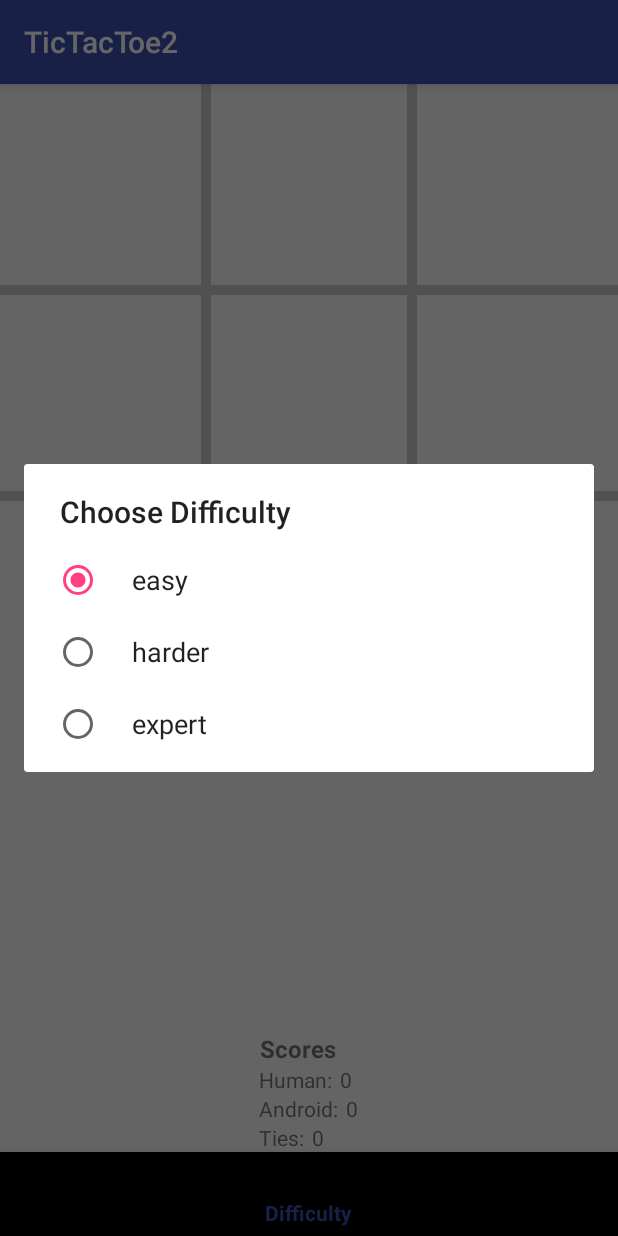
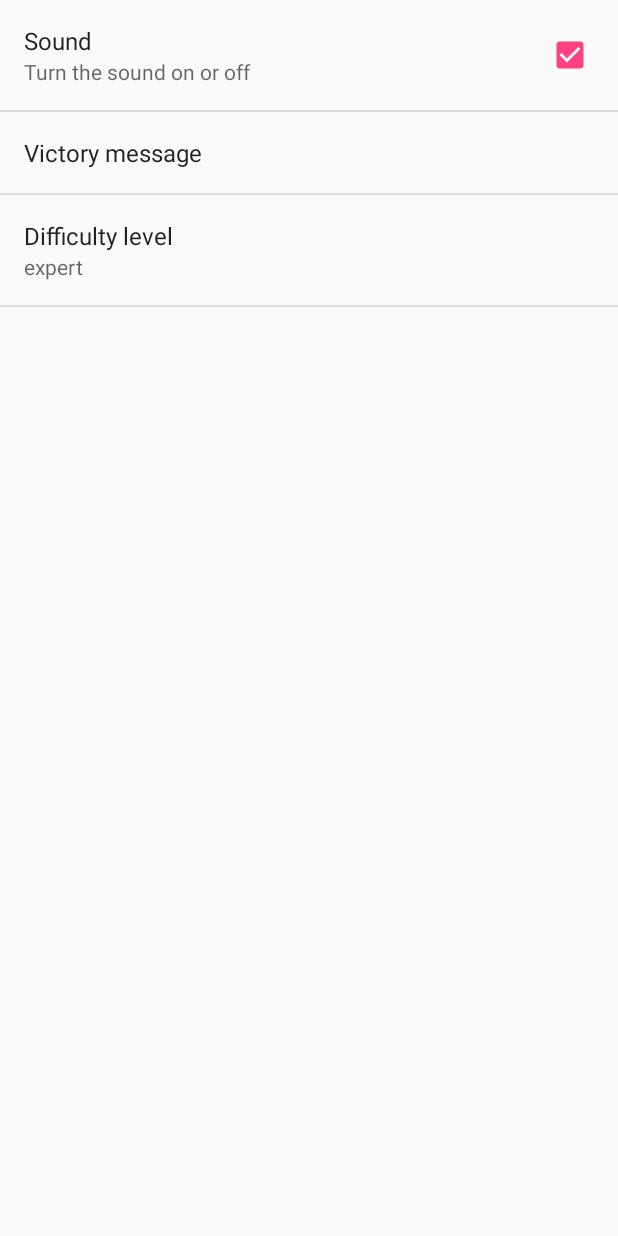
Before and after one commit to joaortizro/TicTacToe, an Android app: the screen it shows after launch (MainActivity before the commit, Settings after it), item 2 of the bottom bar chosen, on a phone screen of 412 x 824 dp. Run offline under Robolectric (Android 15) with nearby library versions, the phone set to English and light mode, and no system bars.

Commit message:
Settings for android
	Folloing the tutorial 6 from McCown at Harding University
	Reported-by: Jonas
	Signed-off-by: Jonathan Ortiz <joaortizro@unal.edu.co>

```diff
--- a/app/src/main/AndroidManifest.xml
+++ b/app/src/main/AndroidManifest.xml
@@ -16,6 +16,7 @@
                 <category android:name="android.intent.category.LAUNCHER" />
             </intent-filter>
         </activity>
+        <activity android:name=".Settings" android:label="Settings"></activity>
     </application>
 
 </manifest>
--- a/app/src/main/java/com/example/jonas/tictactoe/MainActivity.java
+++ b/app/src/main/java/com/example/jonas/tictactoe/MainActivity.java
@@ -4,6 +4,7 @@ import android.app.Activity;
 import android.app.Dialog;
 import android.content.Context;
 import android.content.DialogInterface;
+import android.content.Intent;
 import android.content.SharedPreferences;
 import android.graphics.Color;
 import android.media.AudioManager;
@@ -27,6 +28,7 @@ import android.view.View;
 import android.widget.Button;
 import android.widget.TextView;
 import android.widget.Toast;
+import 	android.preference.PreferenceManager;
 
 import java.lang.reflect.Array;
 import java.util.Arrays;
@@ -37,7 +39,6 @@ public class MainActivity extends AppCompatActivity {
     private TicTacToeConsole mGame;
     public enum DifficultyLevel {Easy, Harder, Expert};
     private DifficultyLevel mDifficultyLevel = DifficultyLevel.Expert;
-    static final int DIALOG_DIFFICULTY_ID = 0;
     static final int DIALOG_QUIT_ID = 1;
     private BoardView mBoardView;
     private boolean mGameOver = false;
@@ -70,6 +71,18 @@ public class MainActivity extends AppCompatActivity {
         }
     }
 
+    public void setSettings(){
+        mPrefs = PreferenceManager.getDefaultSharedPreferences(this);
+        mSoundOn = mPrefs.getBoolean("sound", true);
+        String difficultyLevel = mPrefs.getString("difficutly_level",
+                getResources().getString(R.string.difficutly_harder));
+/*        if (difficultyLevel.equals(getResources().getString(R.string.difficulty_easy)))
+            mGame.setDifficultyLevel(TicTacToeGame.DifficultyLevel.Easy);
+        else if (difficultyLevel.equals(getResources().getString(R.string.difficulty_harder)))
+            mGame.setDifficultyLevel(TicTacToeGame.DifficultyLevel.Harder);
+        else
+            mGame.setDifficultyLevel(TicTacToeGame.DifficultyLevel.Expert);*/
+    }
     @Override
     public void onCreate(@Nullable Bundle savedInstanceState) {
       super.onCreate(savedInstanceState);
@@ -77,14 +90,15 @@ public class MainActivity extends AppCompatActivity {
         setContentView(R.layout.activity_main);
         mGame = new TicTacToeConsole();
         setAudio();
-        //mSoundOn = mPrefs.getBoolean("sound", true);
         mBoardView = (BoardView) findViewById(R.id.board);
         mBoardView.setGame(mGame);
         mBoardView.setOnTouchListener(mTouchListener);
         builder= new AlertDialog.Builder(MainActivity.this);
         dialog=builder.create();
+        setSettings();
         startNewGame();
     }
+
     protected void onRestoreInstanceState(Bundle savedInstanceState) {
         super.onRestoreInstanceState(savedInstanceState);
         //Log.d(TAG, "Restore Score"+ Arrays.toString(savedInstanceState.getIntArray("mScores")));
@@ -185,8 +199,8 @@ public class MainActivity extends AppCompatActivity {
                     case R.id.new_game:
                         startNewGame();
                         break;
-                    case R.id.ai_difficulty:
-                        showDialog(DIALOG_DIFFICULTY_ID);
+                    case R.id.settings:
+                        startActivityForResult(new Intent(MainActivity.this,Settings.class),0);
                         break;
                     case R.id.quit:
                         showDialog(DIALOG_QUIT_ID);
@@ -197,7 +211,16 @@ public class MainActivity extends AppCompatActivity {
         });
         return true;
     }
-    protected Dialog onCreateDialog(int id) {
+    @Override
+    protected void onActivityResult(int requestCode, int resultCode, Intent data) {
+        if (requestCode == RESULT_CANCELED) {
+            mSoundOn = mPrefs.getBoolean("sound", true);
+            String difficultyLevel = mPrefs.getString("difficutly_level",
+                    getResources().getString(R.string.difficutly_harder));
+        }
+    }
+
+/*    protected Dialog onCreateDialog(int id) {
         Dialog dialog = null;
         AlertDialog.Builder builder = new AlertDialog.Builder(this);
         switch(id) {
@@ -232,7 +255,7 @@ public class MainActivity extends AppCompatActivity {
                 break;
         }
         return dialog;
-    }
+    }*/
     public void computerTimeHandler(){
 
         final Handler handler = new Handler();
--- /dev/null
+++ b/app/src/main/java/com/example/jonas/tictactoe/Settings.java
@@ -0,0 +1,33 @@
+package com.example.jonas.tictactoe;
+
+import android.content.SharedPreferences;
+import android.preference.ListPreference;
+import android.preference.Preference;
+import android.preference.PreferenceActivity;
+import android.os.Bundle;
+import android.preference.PreferenceManager;
+
+public class Settings extends PreferenceActivity {
+    @Override
+    protected void onCreate(Bundle savedInstanceState) {
+        super.onCreate(savedInstanceState);
+        addPreferencesFromResource(R.xml.preferences);
+        final SharedPreferences prefs =
+                PreferenceManager.getDefaultSharedPreferences(getBaseContext());
+        final ListPreference difficultyLevelPref = (ListPreference) findPreference("difficulty_level");
+        String difficulty = prefs.getString("difficulty_level",
+                getResources().getString(R.string.difficutly_expert));
+        difficultyLevelPref.setSummary((CharSequence) difficulty);
+        difficultyLevelPref.setOnPreferenceChangeListener(new Preference.OnPreferenceChangeListener() {
+            @Override
+            public boolean onPreferenceChange(Preference preference, Object newValue) {
+                difficultyLevelPref.setSummary((CharSequence) newValue);
+                SharedPreferences.Editor ed = prefs.edit();
+                ed.putString("difficulty_level", newValue.toString());
+                ed.commit();
+                return true;
+            }
+        });
+    }
+
+}
--- a/app/src/main/res/menu/options_menu.xml
+++ b/app/src/main/res/menu/options_menu.xml
@@ -3,8 +3,8 @@
     <item android:id="@+id/new_game"
         android:title="New Game"/>
 
-    <item android:id="@+id/ai_difficulty"
-        android:title="Difficulty"/>
+    <item android:id="@+id/settings"
+        android:title="settings"/>
 
     <item android:id="@+id/quit"
         android:title="Quit"
--- /dev/null
+++ b/app/src/main/res/values/arrays.xml
@@ -0,0 +1,8 @@
+<?xml version="1.0" encoding="utf-8"?>
+<resources>
+    <string-array name="list_difficulty_level">
+        <item>@string/difficutly_easy</item>
+        <item>@string/difficutly_harder</item>
+        <item>@string/difficutly_expert</item>
+    </string-array>
+</resources>
--- a/app/src/main/res/values/strings.xml
+++ b/app/src/main/res/values/strings.xml
@@ -11,4 +11,5 @@
     <string name="quit_question">quit ?</string>
     <string name="yes">yes</string>
     <string name="no">no</string>
+    <string name="result_human_wins">Has ganado</string>
 </resources>
--- /dev/null
+++ b/app/src/main/res/xml/preferences.xml
@@ -0,0 +1,20 @@
+<?xml version="1.0" encoding="utf-8"?>
+<PreferenceScreen xmlns:android="http://schemas.android.com/apk/res/android">
+    <CheckBoxPreference
+        android:key="sound"
+        android:title="Sound"
+        android:defaultValue="true"
+        android:summary="Turn the sound on or off" />
+    <EditTextPreference
+        android:key="victory_message"
+        android:summary=""
+        android:defaultValue="@string/result_human_wins"
+        android:title="Victory message" />
+    <ListPreference
+        android:key="difficulty_level"
+        android:title="Difficulty level"
+        android:summary=""
+        android:defaultValue="@string/difficutly_expert"
+        android:entries="@array/list_difficulty_level"
+        android:entryValues="@array/list_difficulty_level" />
+</PreferenceScreen>
```
